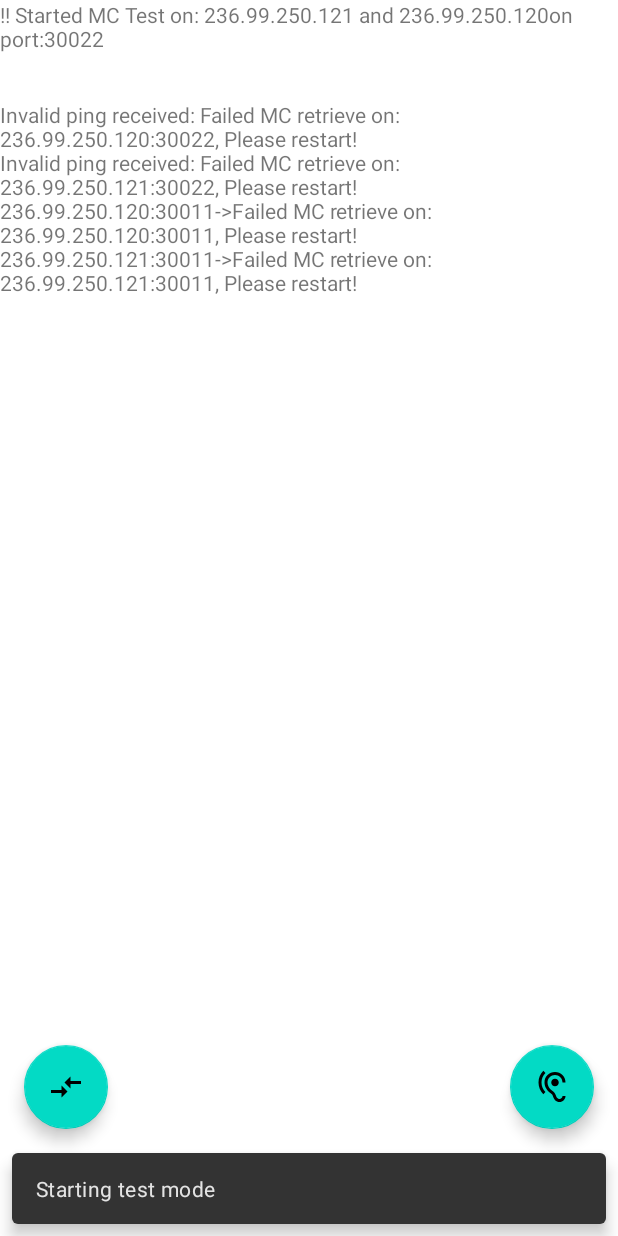
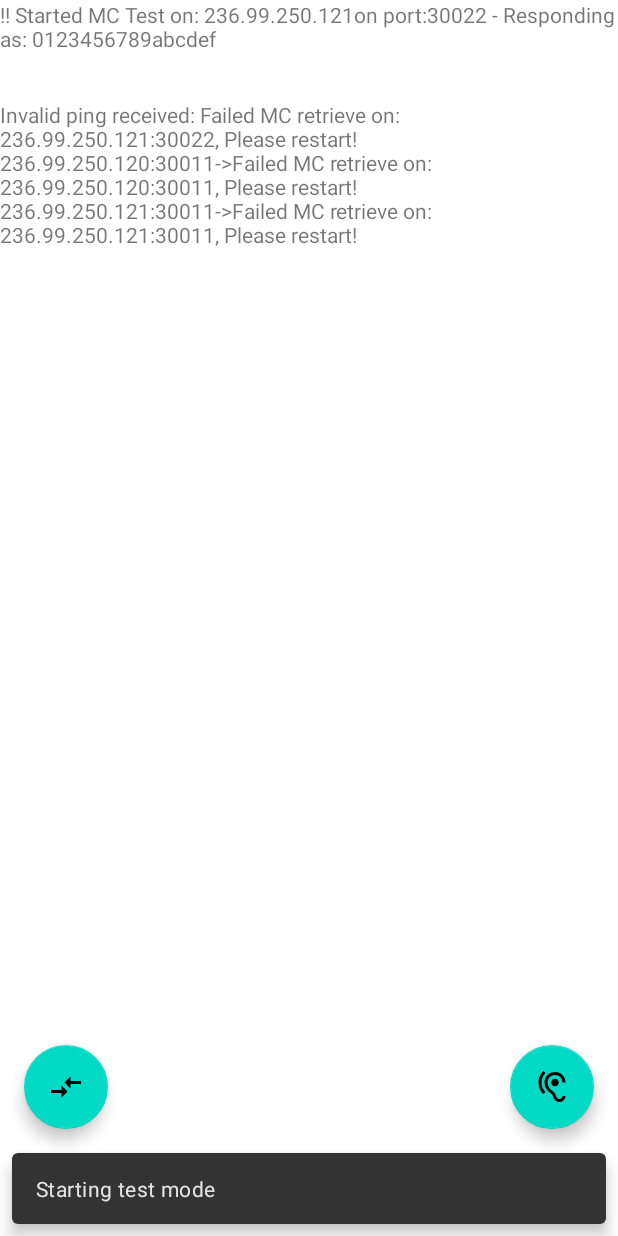
Before and after one commit to gvheertum/AndroidMulticastReceiverTest, an Android app: the screen it shows after launch (MainActivity), after a tap on an icon or button, on a phone screen of 412 x 824 dp. Run offline under Robolectric (Android 15) with nearby library versions, the phone set to English and light mode, and no system bars; 1 other tap on this screen came first.

Commit message:
Got the test mode working

```diff
--- a/app/src/main/java/com/gvh/gvhmulticasttest/MainActivity.java
+++ b/app/src/main/java/com/gvh/gvhmulticasttest/MainActivity.java
@@ -8,6 +8,7 @@ import android.media.RingtoneManager;
 import android.net.Uri;
 import android.os.Build;
 import android.os.Bundle;
+import android.provider.Settings.Secure;
 
 import com.google.android.material.floatingactionbutton.FloatingActionButton;
 import com.google.android.material.snackbar.Snackbar;
@@ -33,7 +34,7 @@ import java.util.ArrayList;
 public class MainActivity extends AppCompatActivity {
 
     public MulticastChannelClientFactory _clientFactory = new MulticastChannelClientFactory();
-
+    private String android_id;
     public static final String TAG = "OCG";
     TextView tv = null;
     TextView tvReceivedContent = null;
@@ -49,6 +50,10 @@ public class MainActivity extends AppCompatActivity {
         tv = findViewById(R.id.tvMcDetail);
         tv.setText("Click the button to start MC retrieve");
         createNotificationChannel();
+
+
+        android_id = Secure.getString(this.getApplicationContext().getContentResolver(),
+                Secure.ANDROID_ID);
 
         fabListen.setOnClickListener(new View.OnClickListener() {
             @Override
@@ -128,12 +133,12 @@ public class MainActivity extends AppCompatActivity {
     }
 
     @RequiresApi(api = Build.VERSION_CODES.N)
+    private final String MCIPTest =  "236.99.250.121";
     private final int MCPortTest = 30022;
     public void StartTestMode()
     {
-        StartTestForMCTraffic(MCAddressRf, MCPortTest);
-        StartTestForMCTraffic(MCAddressGeneral, MCPortTest);
-        runOnUiThread(() -> tv.setText("!! Started MC Test on: " + MCAddressRf + " and " + MCAddressGeneral + "on port:" + MCPortTest));
+        StartTestForMCTraffic(MCIPTest, MCPortTest);
+        runOnUiThread(() -> tv.setText("!! Started MC Test on: " + MCIPTest + "on port:" + MCPortTest + " - Responding as: " + android_id));
     }
 
     @RequiresApi(api = Build.VERSION_CODES.N)
@@ -168,8 +173,9 @@ public class MainActivity extends AppCompatActivity {
         }
         else if(multiCastMsg.startsWith("MCPING|"))
         {
+            ClearMCMessage();
             AppendMCMessage("Received: " + multiCastMsg);
-            String mcString = "MCPONG|" + multiCastMsg.substring(7) + "|Test";
+            String mcString = "MCPONG|" + multiCastMsg.substring(7) + "|" + android_id;
             AppendMCMessage("Reply: " + mcString);
             _clientFactory.GetClient(ip, port).BroadcastInformation(mcString); //TODO: Device name must be dynamic
         }
@@ -183,6 +189,12 @@ public class MainActivity extends AppCompatActivity {
     private void AppendMCMessage(String message)
     {
         messageContent = message + "\r\n" + messageContent;
+        tvReceivedContent.setText(messageContent);
+    }
+
+    private void ClearMCMessage()
+    {
+        messageContent = "";
         tvReceivedContent.setText(messageContent);
     }
 
```
